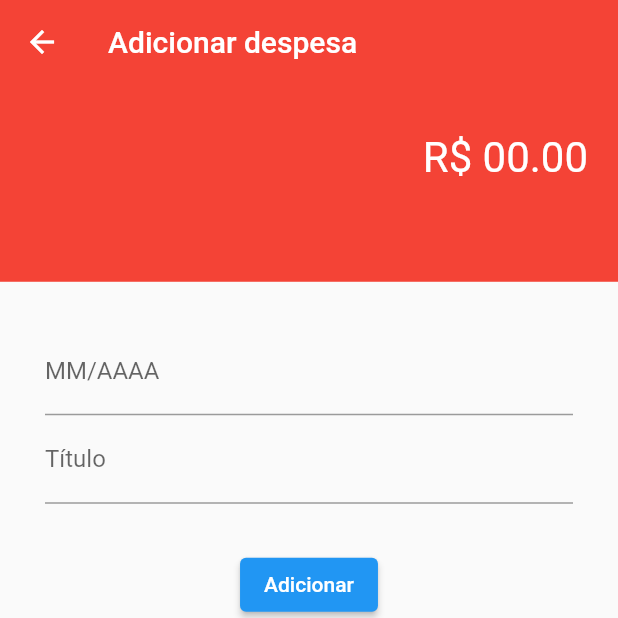
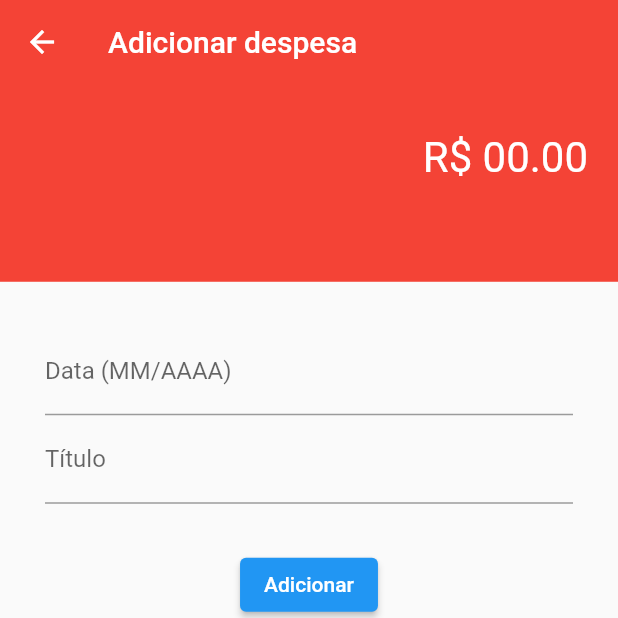
Before and after one commit to drelocatelli/moneyProcessor_Flutter, a Flutter app: the Despesa screen opened directly, on a phone screen of 412 x 824 dp, the top half of it. Run offline on Flutter 3.47's test engine with Material 2 defaults, Android fonts, the phone set to English and light mode, and no system bars; our stand-ins replace flutter_speed_dial, get, shared_preferences; accounts and stored records are empty; statements that could not run were skipped.

Commit message:
resolvendo erro chato

```diff
--- a/lib/Despesa.dart
+++ b/lib/Despesa.dart
@@ -48,7 +48,7 @@ class _DespesaState extends State<Despesa> {
                   keyboardType: TextInputType.datetime,
                   textAlign: TextAlign.center,
                   decoration: InputDecoration(
-                      labelText: "MM/AAAA"
+                      labelText: "Data (MM/AAAA)"
                   ),
                 ),
                 TextField(
--- a/lib/Receita.dart
+++ b/lib/Receita.dart
@@ -49,7 +49,7 @@ class _ReceitaState extends State<Receita> {
                   keyboardType: TextInputType.datetime,
                   textAlign: TextAlign.center,
                   decoration: InputDecoration(
-                    labelText: "MM/AAAA"
+                    labelText: "Data (MM/AAAA)"
                   ),
                 ),
                 TextField(
--- a/lib/Service/TransactionService.dart
+++ b/lib/Service/TransactionService.dart
@@ -63,7 +63,6 @@ class TransactionService {
   }
 
   static Future<bool> atualizaTudo() async {
-    print(UserService.getUserIdByEmail());
     try {
       final request = await http.get(Uri.parse(
           "${_webservice}?user_id=eq.${await UserService.getUserIdByEmail()}&select=*"),
--- a/lib/Service/UserService.dart
+++ b/lib/Service/UserService.dart
@@ -51,8 +51,10 @@ class UserService {
   static Future<bool> checksession() async {
     String email = await getSession("email");
     String senha = await getSession("senha");
-    if(await login(email, senha)) {
-      return true;
+    if(email != null && senha != null) {
+      if(await login(email, senha)){
+        return true;
+      }
     }
     return false;
   }
```
Also changed, not shown: lib/GettingStarted.dart (+9 -25 lines), lib/Panel.dart (indentation only).
